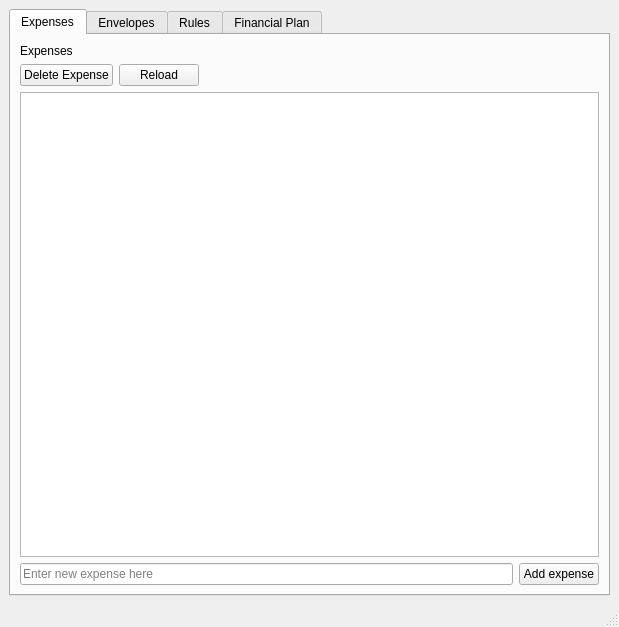
elricbk/pyenvelopes, file MainForm.ui: the form before one commit.
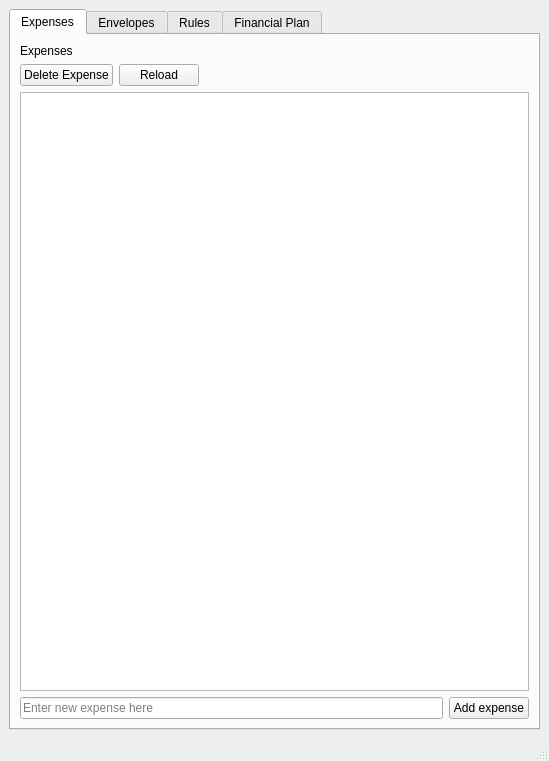
The form after the commit. Custom widgets are drawn as their Qt base class.

Commit message: Window resized;

Diff of the .ui file:
```diff
--- a/MainForm.ui
+++ b/MainForm.ui
@@ -6,8 +6,8 @@
    <rect>
     <x>0</x>
     <y>0</y>
-    <width>619</width>
-    <height>627</height>
+    <width>549</width>
+    <height>761</height>
    </rect>
   </property>
   <property name="windowTitle">
```
The commit also changes 1 other file.
